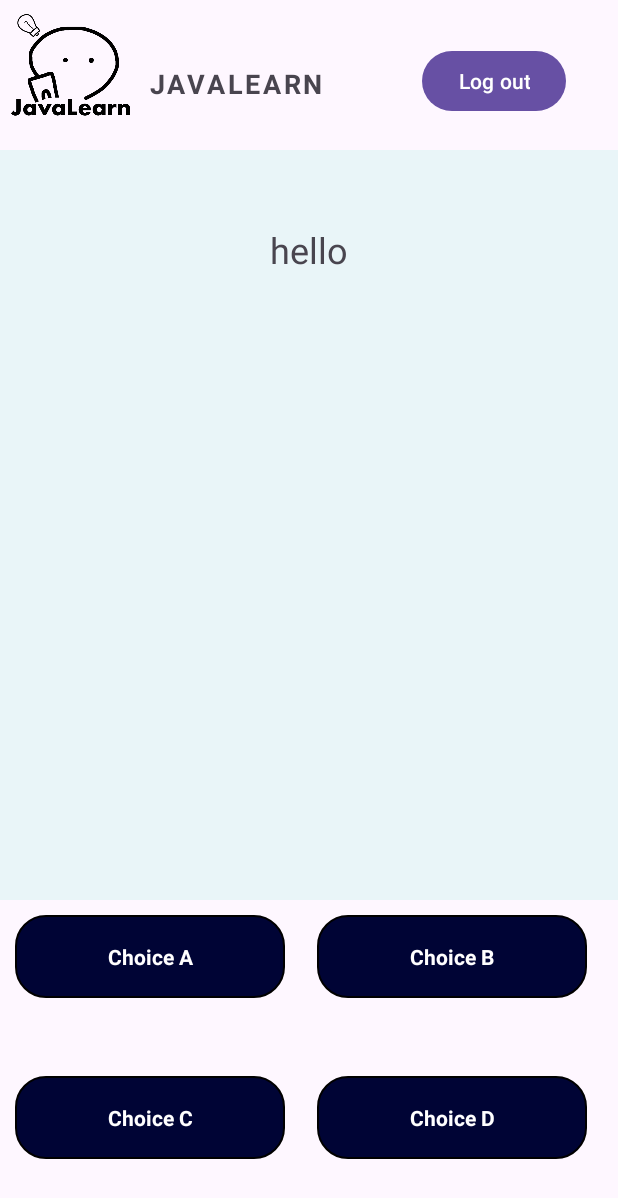
After one commit to justinmcneal/JavaLearn, an Android app: the QuizAssessment screen opened directly, with no data from a screen before it, on a phone screen of 412 x 824 dp. The commit adds this screen. Shown: the top 1198 px of the screen. Run offline under Robolectric (Android 15) with nearby library versions, the phone set to English and light mode, and no system bars; our stand-ins replace Firebase (no records; nobody signed in at launch, a user with empty details on screens opened directly).

Commit message:
updated comments and added layout for assessment

```diff
--- a/Test_log/app/src/main/java/com/example/test_log/JSONReader.java
+++ b/Test_log/app/src/main/java/com/example/test_log/JSONReader.java
@@ -10,7 +10,7 @@ import java.io.InputStream;
 import java.nio.charset.StandardCharsets;
 
 public class JSONReader {
-    public static String loadJSONFromAsset(Context context, String filename) {
+    public static String loadJSONFromAsset(Context context, String filename) { //kinuha ung docu sa json tas cinopy lng
         String json;
         try {
             InputStream is = context.getAssets().open(filename);
--- /dev/null
+++ b/Test_log/app/src/main/java/com/example/test_log/QuizAssessment.java
@@ -0,0 +1,50 @@
+package com.example.test_log;
+
+import android.content.Intent;
+import android.os.Bundle;
+import android.view.View;
+import android.widget.Button;
+import android.widget.ListView;
+
+import androidx.activity.EdgeToEdge;
+import androidx.appcompat.app.AppCompatActivity;
+import androidx.core.graphics.Insets;
+import androidx.core.view.ViewCompat;
+import androidx.core.view.WindowInsetsCompat;
+
+import com.google.firebase.auth.FirebaseAuth;
+import com.google.firebase.auth.FirebaseUser;
+
+public class QuizAssessment extends AppCompatActivity {
+
+    FirebaseAuth auth;
+    Button button;
+    //    TextView textView;
+    FirebaseUser user;
+    ListView listView;
+
+    @Override
+    protected void onCreate(Bundle savedInstanceState) {
+        super.onCreate(savedInstanceState);
+        EdgeToEdge.enable(this);
+        setContentView(R.layout.activity_quiz_assessment);
+        ViewCompat.setOnApplyWindowInsetsListener(findViewById(R.id.main), (v, insets) -> {
+            Insets systemBars = insets.getInsets(WindowInsetsCompat.Type.systemBars());
+            v.setPadding(systemBars.left, systemBars.top, systemBars.right, systemBars.bottom);
+            return insets;
+        });
+
+        auth = FirebaseAuth.getInstance();
+        button = findViewById(R.id.logout);
+        user = auth.getCurrentUser();
+
+        button.setOnClickListener(new View.OnClickListener() {
+            @Override
+            public void onClick(View v) {
+                FirebaseAuth.getInstance().signOut();
+                Intent intent = new Intent(getApplicationContext(), logpage.class);
+                startActivity(intent);
+            }
+        });
+    }
+}
--- /dev/null
+++ b/Test_log/app/src/main/res/drawable/round_corner.xml
@@ -0,0 +1,17 @@
+<?xml version="1.0" encoding="utf-8"?>
+<shape xmlns:android="http://schemas.android.com/apk/res/android" >
+    <stroke
+        android:width="1dp"
+        android:color="@color/black" />
+
+    <solid android:color="@color/darkblue" />
+
+    <corners android:radius="20dp" />
+
+    <padding
+        android:left="1dp"
+        android:right="1dp"
+        android:bottom="1dp"
+        android:top="1dp" />
+
+</shape>
--- a/Test_log/app/src/main/res/layout/activity_list_view.xml
+++ b/Test_log/app/src/main/res/layout/activity_list_view.xml
@@ -54,4 +54,6 @@
         app:layout_constraintTop_toBottomOf="@+id/linearLayout" />
 
 
+<!--    //walang purpose to-->
+
 </androidx.constraintlayout.widget.ConstraintLayout>
--- /dev/null
+++ b/Test_log/app/src/main/res/layout/activity_quiz_assessment.xml
@@ -0,0 +1,124 @@
+<?xml version="1.0" encoding="utf-8"?>
+<androidx.constraintlayout.widget.ConstraintLayout xmlns:android="http://schemas.android.com/apk/res/android"
+    xmlns:app="http://schemas.android.com/apk/res-auto"
+    xmlns:tools="http://schemas.android.com/tools"
+    android:id="@+id/main"
+    android:layout_width="match_parent"
+    android:layout_height="match_parent"
+    tools:context=".QuizAssessment">
+
+    <LinearLayout
+        android:id="@+id/linearLayout"
+        android:layout_width="match_parent"
+        android:layout_height="100dp"
+        app:layout_constraintEnd_toEndOf="parent"
+        app:layout_constraintStart_toStartOf="parent"
+        app:layout_constraintTop_toTopOf="parent">
+
+        <ImageView
+            android:id="@+id/logo"
+            android:layout_width="100dp"
+            android:layout_height="100dp"
+            app:srcCompat="@drawable/logo" />
+
+        <TextView
+            android:id="@+id/textView11"
+            android:layout_width="wrap_content"
+            android:layout_height="wrap_content"
+            android:layout_marginTop="33dp"
+            android:letterSpacing="0.1"
+            android:text="JAVALEARN"
+            android:textAlignment="center"
+            android:textSize="18sp"
+            android:textStyle="bold" />
+
+        <Button
+            android:id="@+id/logout"
+            android:layout_width="wrap_content"
+            android:layout_height="wrap_content"
+            android:layout_marginLeft="66dp"
+            android:layout_marginTop="30dp"
+            android:text="@string/log_out" />
+
+    </LinearLayout>
+
+    <LinearLayout
+        android:id="@+id/linearLayout2"
+        android:layout_width="match_parent"
+        android:layout_height="500dp"
+        android:background="@color/lightblue"
+        android:orientation="horizontal"
+        app:layout_constraintEnd_toEndOf="parent"
+        app:layout_constraintStart_toStartOf="parent"
+        app:layout_constraintTop_toBottomOf="@+id/linearLayout">
+
+        <TextView
+            android:layout_width="match_parent"
+            android:layout_height="wrap_content"
+            android:layout_marginHorizontal="20dp"
+            android:layout_marginTop="50dp"
+            android:gravity="center"
+            android:text="hello"
+            android:textSize="24sp" />
+
+    </LinearLayout>
+
+
+    <TextView
+        android:id="@+id/choiceA"
+        android:layout_marginTop="10dp"
+        android:layout_marginLeft="10dp"
+        android:layout_width="180dp"
+        android:layout_height="55dp"
+        android:text="Choice A"
+        android:textStyle="bold"
+        android:gravity="center"
+        android:textColor="@color/white"
+        android:background="@drawable/round_corner"
+        app:layout_constraintStart_toStartOf="parent"
+        app:layout_constraintTop_toBottomOf="@+id/linearLayout2" />
+
+    <TextView
+        android:id="@+id/choiceB"
+        android:layout_width="180dp"
+        android:layout_height="55dp"
+        android:layout_marginTop="10dp"
+        android:background="@drawable/round_corner"
+        android:gravity="center"
+        android:text="Choice B"
+        android:textColor="@color/white"
+        android:textStyle="bold"
+        app:layout_constraintEnd_toEndOf="parent"
+        app:layout_constraintStart_toEndOf="@+id/choiceA"
+        app:layout_constraintTop_toBottomOf="@+id/linearLayout2" />
+
+    <TextView
+        android:id="@+id/choiceC"
+        android:layout_width="180dp"
+        android:layout_height="55dp"
+        android:layout_marginLeft="10dp"
+        android:background="@drawable/round_corner"
+        android:gravity="center"
+        android:text="Choice C"
+        android:textColor="@color/white"
+        android:textStyle="bold"
+        app:layout_constraintBottom_toBottomOf="parent"
+        app:layout_constraintStart_toStartOf="parent"
+        app:layout_constraintTop_toBottomOf="@+id/choiceA" />
+
+    <TextView
+        android:id="@+id/choiceD"
+        android:layout_width="180dp"
+        android:layout_height="55dp"
+        android:background="@drawable/round_corner"
+        android:gravity="center"
+        android:text="Choice D"
+        android:textColor="@color/white"
+        android:textStyle="bold"
+        app:layout_constraintBottom_toBottomOf="parent"
+        app:layout_constraintEnd_toEndOf="parent"
+        app:layout_constraintStart_toEndOf="@+id/choiceC"
+        app:layout_constraintTop_toBottomOf="@+id/choiceB" />
+
+
+</androidx.constraintlayout.widget.ConstraintLayout>
--- a/Test_log/app/src/main/res/values/colors.xml
+++ b/Test_log/app/src/main/res/values/colors.xml
@@ -5,4 +5,6 @@
     <color name="orange">#FFA500</color>
     <color name="gray">#E5E5E5</color>
     <color name="red">#ff0000</color>
+    <color name="lightblue">#e9f5f8</color>
+    <color name="darkblue">#000435</color>
 </resources>
```
Also changed, not shown: Test_log/app/src/main/AndroidManifest.xml (+8 -2 lines), Test_log/app/src/main/assets/lessons.json (+24 -16 lines), Test_log/app/src/main/java/com/example/test_log/LessonsActivity.java (+20 -20 lines), Test_log/app/src/main/java/com/example/test_log/TitleSummary.java (+29 -4 lines), Test_log/app/src/main/res/layout/activity_lessons.xml (+1 -7 lines), Test_log/app/src/main/res/layout/activity_title_summary.xml (+29 -0 lines).
